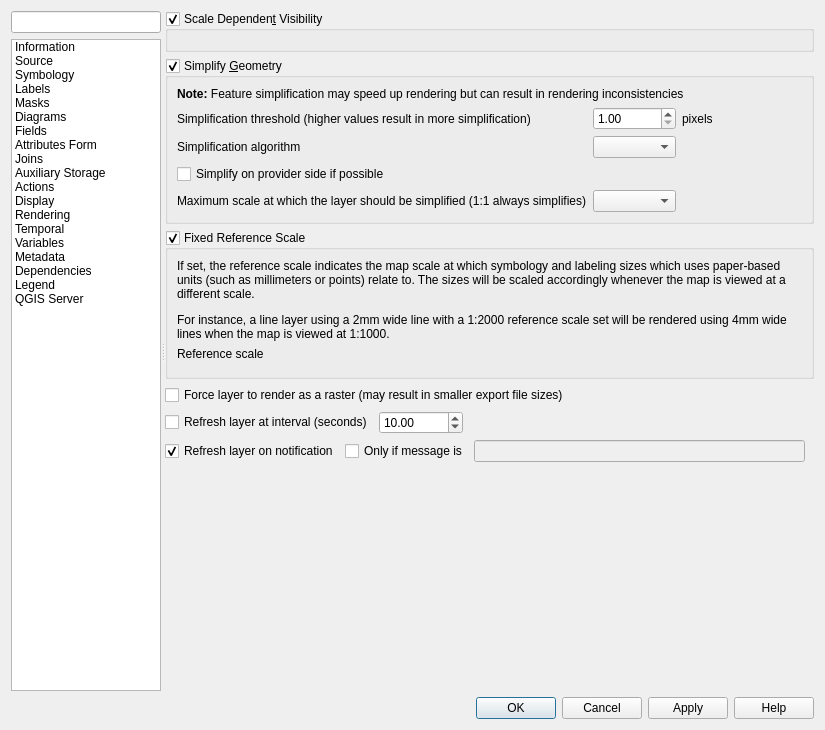
Old version of the form src/ui/qgsvectorlayerpropertiesbase.ui in the repository qgis/QGIS.
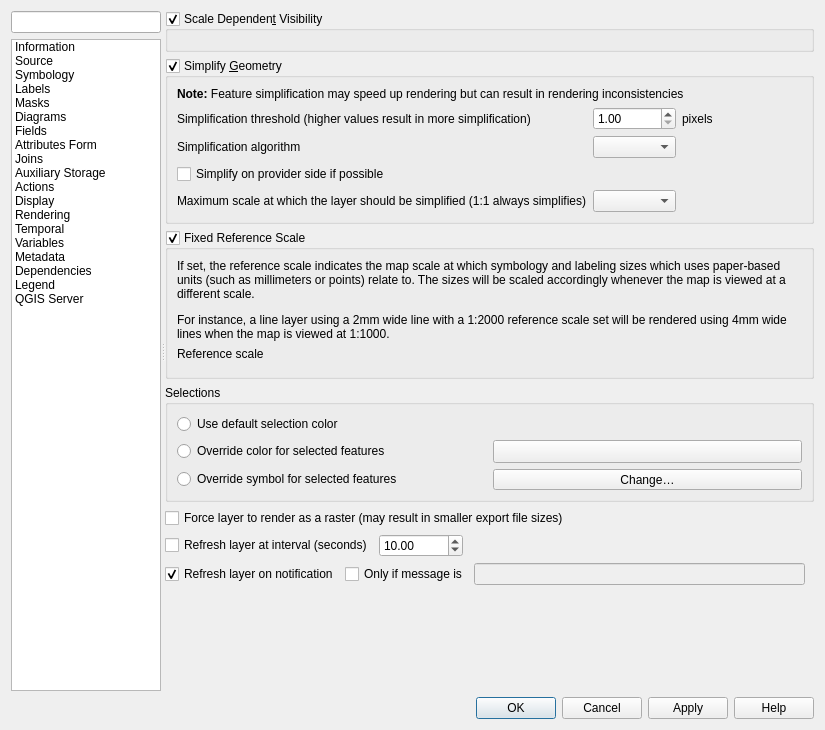
New version of the form. The open tabs and pages were chosen to show the change. Icons and pictures are not drawn. Custom widgets are drawn as their Qt base class.

Commit message: Expose settings for override selection color and selection symbol for vector layers

Patch:
```diff
--- a/src/ui/qgsvectorlayerpropertiesbase.ui
+++ b/src/ui/qgsvectorlayerpropertiesbase.ui
@@ -1787,6 +1787,68 @@
                  </layout>
                 </widget>
                </item>
+               <item>
+                <widget class="QgsCollapsibleGroupBox" name="groupBox_2">
+                 <property name="title">
+                  <string>Selections</string>
+                 </property>
+                 <layout class="QGridLayout" name="gridLayout_9">
+                  <item row="3" column="0">
+                   <widget class="QRadioButton" name="mRadioOverrideSelectionSymbol">
+                    <property name="text">
+                     <string>Override symbol for selected features</string>
+                    </property>
+                   </widget>
+                  </item>
+                  <item row="0" column="0">
+                   <widget class="QRadioButton" name="mRadioDefaultSelectionColor">
+                    <property name="text">
+                     <string>Use default selection color</string>
+                    </property>
+                   </widget>
+                  </item>
+                  <item row="1" column="0">
+                   <widget class="QRadioButton" name="mRadioOverrideSelectionColor">
+                    <property name="text">
+                     <string>Override color for selected features</string>
+                    </property>
+                   </widget>
+                  </item>
+                  <item row="1" column="1">
+                   <widget class="QgsColorButton" name="mSelectionColorButton">
+                    <property name="sizePolicy">
+                     <sizepolicy hsizetype="Preferred" vsizetype="Fixed">
+                      <horstretch>0</horstretch>
+                      <verstretch>0</verstretch>
+                     </sizepolicy>
+                    </property>
+                    <property name="minimumSize">
+                     <size>
+                      <width>100</width>
+                      <height>0</height>
+                     </size>
+                    </property>
+                    <property name="text">
+                     <string/>
+                    </property>
+                   </widget>
+                  </item>
+                  <item row="3" column="1">
+                   <widget class="QgsSymbolButton" name="mSelectionSymbolButton">
+                    <property name="sizePolicy">
+                     <sizepolicy hsizetype="Preferred" vsizetype="Fixed">
+                      <horstretch>0</horstretch>
+                      <verstretch>0</verstretch>
+                     </sizepolicy>
+                    </property>
+                    <property name="text">
+                     <string>Change…</string>
+                    </property>
+                   </widget>
+                  </item>
+                 </layout>
+                </widget>
+               </item>
                <item>
                 <widget class="QCheckBox" name="mForceRasterCheckBox">
                  <property name="text">
@@ -2677,6 +2739,17 @@
    <header>qgsscalewidget.h</header>
    <container>1</container>
   </customwidget>
+  <customwidget>
+   <class>QgsSymbolButton</class>
+   <extends>QToolButton</extends>
+   <header>qgssymbolbutton.h</header>
+  </customwidget>
+  <customwidget>
+   <class>QgsColorButton</class>
+   <extends>QToolButton</extends>
+   <header>qgscolorbutton.h</header>
+   <container>1</container>
+  </customwidget>
  </customwidgets>
  <tabstops>
   <tabstop>mSearchLineEdit</tabstop>
```
The commit also changes 1 other file.
